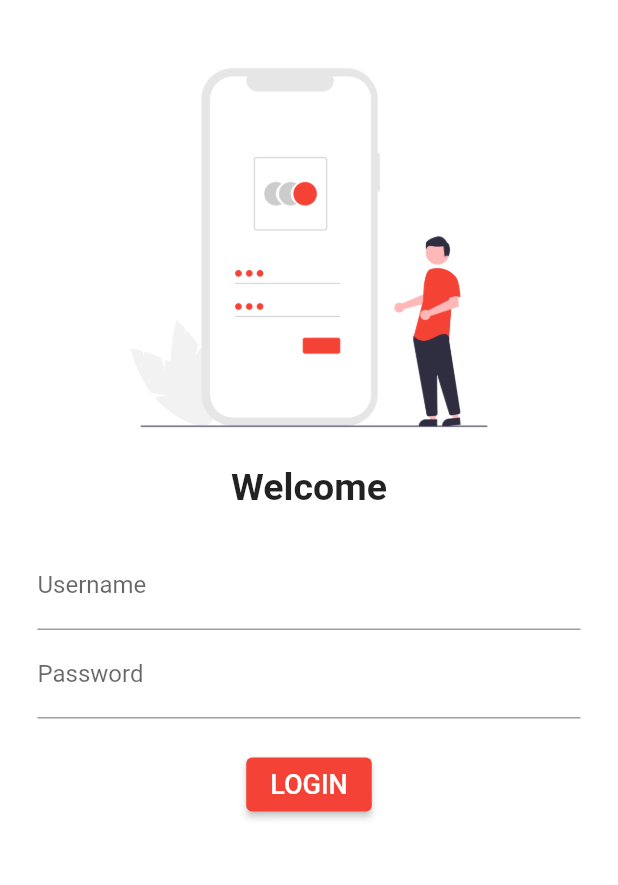
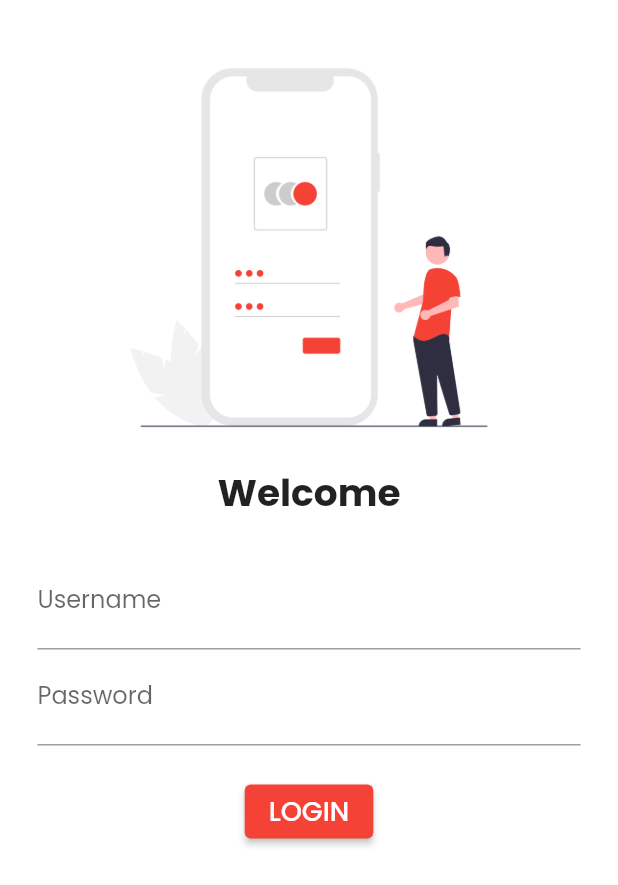
Before and after one commit to Pratham82/Flutter-Tutorial, a Flutter app: the screen it shows after launch, on a phone screen of 412 x 824 dp. Shown: the top 885 px of the screen. Run offline on Flutter 3.47's test engine with Material 2 defaults, Android fonts, the phone set to English and light mode, and no system bars; our stand-ins replace google_fonts.

```diff
--- a/30-days-of-Futter/flutter_catalog/lib/main.dart
+++ b/30-days-of-Futter/flutter_catalog/lib/main.dart
@@ -1,6 +1,7 @@
 import 'package:flutter/material.dart';
 import 'package:flutter_catalog/pages/homePage.dart';
 import 'package:flutter_catalog/pages/loginPage.dart';
+import 'package:google_fonts/google_fonts.dart';
 
 void main() {
   runApp(MyApp());
@@ -13,8 +14,11 @@ class MyApp extends StatelessWidget {
     return MaterialApp(
       // home: HomePage(),
       themeMode: ThemeMode.light,
-      theme: ThemeData(primarySwatch: Colors.red),
+      theme: ThemeData(
+          primarySwatch: Colors.red,
+          fontFamily: GoogleFonts.poppins().fontFamily),
       darkTheme: ThemeData(brightness: Brightness.dark),
+      initialRoute: '/',
       routes: {
         '/': (context) => LoginPage(),
         '/home': (context) => HomePage(),
```
